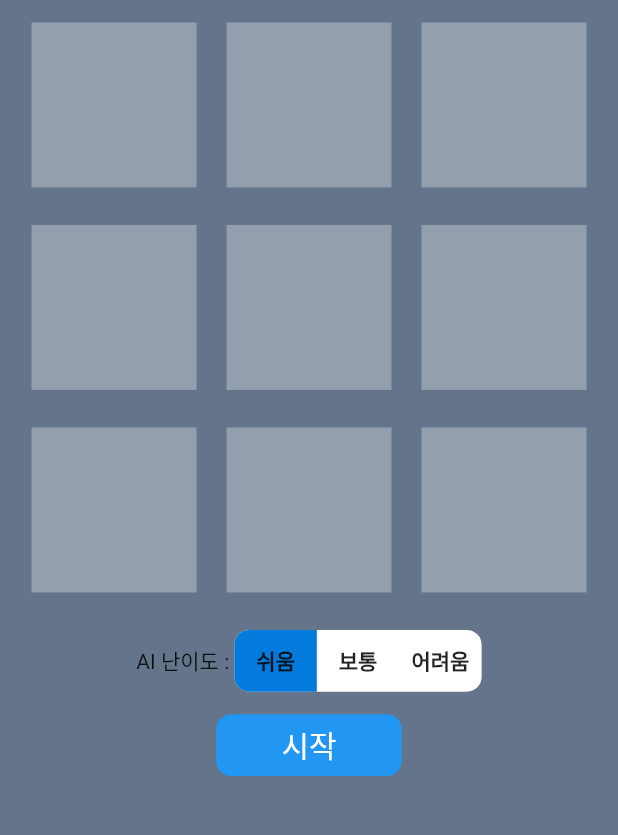
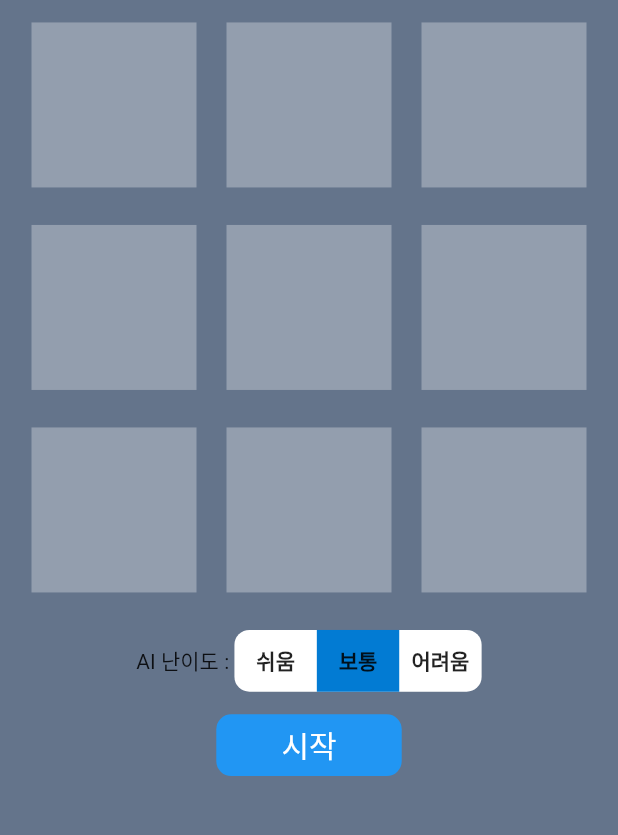
Before and after one commit to seongchangkim/tic-tac-toe-app, a Flutter app: the screen it shows after launch, after a tap on "보통", on a phone screen of 412 x 824 dp, the part 257-1092 px from its top. Run offline on Flutter 3.47's test engine with Material 2 defaults, Android fonts, the phone set to English and light mode, and no system bars.

Commit message:
[앱 기능 구현] AI 쉬움 난이도 기능 구현

```diff
--- a/lib/home.dart
+++ b/lib/home.dart
@@ -1,7 +1,9 @@
-import 'dart:ui';
+import 'dart:math';
+
 import 'package:flutter/material.dart';
 import 'package:flutter/src/widgets/container.dart';
 import 'package:flutter/src/widgets/framework.dart';
+import 'package:tic_tac_toe_app/widget/home/custom_ratio.dart';
 
 class Home extends StatefulWidget {
   const Home({super.key});
@@ -10,8 +12,17 @@ class Home extends StatefulWidget {
   State<Home> createState() => _HomeState();
 }
 
+enum ComputerDiffcult { easy, normal, hard }
+
 class _HomeState extends State<Home> {
-  String computerDiffcult = "쉬움";
+  ComputerDiffcult selectComputerDiffcult = ComputerDiffcult.easy;
+  bool isStart = false;
+  String currentPlayer = 'X';
+  var boxes = [
+    ['', '', ''],
+    ['', '', ''],
+    ['', '', '']
+  ];
 
   @override
   Widget build(BuildContext context) {
@@ -41,8 +52,8 @@ class _HomeState extends State<Home> {
               ),
               ListView.builder(
                   shrinkWrap: true,
-                  itemCount: 3,
-                  itemBuilder: ((context, index) {
+                  itemCount: boxes.length,
+                  itemBuilder: ((BuildContext context, int i) {
                     return Container(
                         height: 130,
                         margin: const EdgeInsets.only(bottom: 5),
@@ -50,15 +61,55 @@ class _HomeState extends State<Home> {
                             child: ListView.builder(
                           shrinkWrap: true,
                           scrollDirection: Axis.horizontal,
-                          itemCount: 3,
-                          itemBuilder: ((BuildContext context, int index) {
-                            return Container(
+                          itemCount: boxes[i].length,
+                          itemBuilder: ((BuildContext context, int j) {
+                            return GestureDetector(
+                              onTap: () => {
+                                if (isStart)
+                                  {
+                                    setState(() {
+                                      boxes[i][j] = currentPlayer;
+
+                                      // X(자신) 승리
+                                      if (checkWin('X')) {
+                                        isStart = false;
+                                        resetEvent();
+                                        // O(AI) 승리
+                                      } else if (checkWin('O')) {
+                                        isStart = false;
+                                        resetEvent();
+                                        // 무승부
+                                      } else if (checkDraw()) {
+                                        isStart = false;
+                                        resetEvent();
+                                      }
+
+                                      if (selectComputerDiffcult ==
+                                          ComputerDiffcult.easy) {
+                                        easyComputerMove();
+                                      } else if (selectComputerDiffcult ==
+                                          ComputerDiffcult.normal) {
+                                        //
+                                      } else if (selectComputerDiffcult ==
+                                          ComputerDiffcult.hard) {
+                                        //
+                                      }
+                                    })
+                                  }
+                              },
+                              child: Container(
                                   height: 110,
                                   width: 110,
-                                decoration:
-                                    const BoxDecoration(color: Colors.white30),
+                                  decoration: const BoxDecoration(
+                                      color: Colors.white30),
                                   margin: const EdgeInsets.all(10),
-                                child: const Text(""));
+                                  child: Center(
+                                    child: Text(boxes[i][j],
+                                        style: const TextStyle(
+                                            fontSize: 54,
+                                            fontWeight: FontWeight.bold)),
+                                  )),
+                            );
                           }),
                         )));
                   })),
@@ -72,96 +123,151 @@ class _HomeState extends State<Home> {
                       width: _width * 0.4,
                       decoration: const BoxDecoration(
                           color: Colors.white,
-                        borderRadius: BorderRadius.all(Radius.circular(10))
-                      ),
-                      // padding: const EdgeInsets.all(10),
+                          borderRadius: BorderRadius.all(Radius.circular(10))),
                       child: Row(
                         children: [
-                          Expanded(
-                            flex: 1,
-                            child: GestureDetector(
-                              onTap: () => {},
-                              child: Container(
-                                decoration: const BoxDecoration(
-                                  color: Color.fromARGB(255, 2, 123, 221),
+                          CustomRatio(
+                            height: _height * 0.05,
+                            text: "쉬움",
+                            func: () =>
+                                setComputerDiffcultState(ComputerDiffcult.easy),
+                            isActive:
+                                selectComputerDiffcult == ComputerDiffcult.easy,
+                            activeDecoration: const BoxDecoration(
+                                color: Color.fromARGB(255, 2, 123, 211),
                                 borderRadius: BorderRadius.only(
                                     topLeft: Radius.circular(10),
-                                    bottomLeft: Radius.circular(10),
+                                    bottomLeft: Radius.circular(10))),
+                          ),
+                          CustomRatio(
+                              height: _height * 0.05,
+                              text: "보통",
+                              func: () => setComputerDiffcultState(
+                                  ComputerDiffcult.normal),
+                              isActive: selectComputerDiffcult ==
+                                  ComputerDiffcult.normal,
+                              activeDecoration: const BoxDecoration(
+                                color: Color.fromARGB(255, 2, 123, 211),
+                              )),
+                          CustomRatio(
+                            height: _height * 0.05,
+                            text: "어려움",
+                            func: () =>
+                                setComputerDiffcultState(ComputerDiffcult.hard),
+                            isActive:
+                                selectComputerDiffcult == ComputerDiffcult.hard,
+                            activeDecoration: const BoxDecoration(
+                                color: Color.fromARGB(255, 2, 123, 211),
+                                borderRadius: BorderRadius.only(
+                                    topRight: Radius.circular(10),
+                                    bottomRight: Radius.circular(10))),
                           )
-                                ),
-                                height: _height * 0.05,
-                                child: const Center(
-                                  child: Text(
-                                    "쉬움",
-                                    style: TextStyle(
-                                      fontSize: 14,
-                                      fontWeight: FontWeight.bold
-                                    )
-                                  )
-                                ),
-                              ),
-                            )
-
-                          ),
-                          Expanded(
-                            flex: 1,
-                            child: GestureDetector(
-                              onTap: () => {},
-                              child: Container(
-                                height: _height * 0.05,
-                                child: const Center(
-                                  child: Text(
-                                    "보통",
-                                    style: TextStyle(
-                                      fontSize: 14,
-                                      fontWeight: FontWeight.bold
-                                    )
-                                  )
-                                ),
-                              ),
-                            )
-
-                          ),
-                          Expanded(
-                            flex: 1,
-                            child: GestureDetector(
-                              onTap: () => {},
-                              child: Container(
-                                height: _height * 0.05,
-                                child: const Center(
-                                  child: Text(
-                                    "어려움",
-                                    style: TextStyle(
-                                      fontSize: 14,
-                                      fontWeight: FontWeight.bold
-                                    )
-                                  )
-                                ),
-                              ),
-                            )
-
-                          ),
                         ],
                       ),
                     )
                   ],
                 ),
               ),
-              Container(
-                  decoration: const BoxDecoration(
-                      color: Colors.blue,
-                      borderRadius: BorderRadius.all(Radius.circular(10.0))),
+              GestureDetector(
+                onTap: () => {
+                  // 게임 시작 중이 아니면
+                  if (!isStart)
+                    {
+                      setState(() => {isStart = true})
+                    }
+                  else
+                    {resetEvent()}
+                },
+                child: Container(
+                    decoration: BoxDecoration(
+                        color: isStart ? Colors.red : Colors.blue,
+                        borderRadius:
+                            const BorderRadius.all(Radius.circular(10.0))),
                     width: _width * 0.3,
                     height: _height * 0.05,
                     margin: const EdgeInsets.symmetric(vertical: 5),
-                  child: const Center(
+                    child: Center(
                       child: Text(
-                      "시작",
-                      style: TextStyle(color: Colors.white, fontSize: 20),
+                        isStart ? "다시 시작" : "시작",
+                        style:
+                            const TextStyle(color: Colors.white, fontSize: 20),
                       ),
-                  ))
+                    )),
+              )
             ]),
       ),
     );
   }
+
+  // AI 난이도 선택 이벤트 메서드
+  void setComputerDiffcultState(ComputerDiffcult diffcult) {
+    setState(() => selectComputerDiffcult = diffcult);
   }
+
+  // 리셋 이벤트 메서드
+  void resetEvent() {
+    setState(() {
+      boxes = [
+        ['', '', ''],
+        ['', '', ''],
+        ['', '', '']
+      ];
+    });
+  }
+
+  // 승리 조건 여부
+  bool checkWin(String player) {
+    for (int i = 0; i < boxes.length; i++) {
+      // 가로 직선
+      if (boxes[i][0] == player &&
+          boxes[i][1] == player &&
+          boxes[i][2] == player) return true;
+
+      // 세로 직선
+      if (boxes[0][i] == player &&
+          boxes[1][i] == player &&
+          boxes[2][i] == player) return true;
+    }
+
+    // 오른쪽 방향 대각선
+    if (boxes[0][0] == player &&
+        boxes[1][1] == player &&
+        boxes[2][2] == player) {
+      return true;
+    }
+
+    // 왼쪽 방향 대각선
+    if (boxes[0][2] == player &&
+        boxes[1][1] == player &&
+        boxes[2][0] == player) {
+      return true;
+    }
+
+    return false;
+  }
+
+  // 무승부 여부 체크
+  bool checkDraw() {
+    return boxes.every((row) => row.every((box) => box != ""));
+  }
+
+  // AI 난이도 쉬움 움직임
+  void easyComputerMove() {
+    bool computerChance = true;
+    int rowIndex = 0;
+    int colIndex = 0;
+    var rng = Random();
+
+    while (computerChance) {
+      rowIndex = rng.nextInt(3);
+      colIndex = rng.nextInt(3);
+
+      if (boxes[rowIndex][colIndex] == '') {
+        setState(() {
+          boxes[rowIndex][colIndex] = 'O';
+          computerChance = false;
+        });
+      }
+    }
+  }
+}
--- /dev/null
+++ b/lib/widget/home/custom_ratio.dart
@@ -0,0 +1,36 @@
+import 'package:flutter/material.dart';
+import 'package:flutter/src/widgets/container.dart';
+import 'package:flutter/src/widgets/framework.dart';
+
+class CustomRatio extends StatelessWidget {
+  final double height;
+  final String text;
+  final void Function() func;
+  final bool isActive;
+  final BoxDecoration activeDecoration;
+
+  const CustomRatio(
+      {super.key,
+      required this.height,
+      required this.text,
+      required this.func,
+      required this.isActive,
+      required this.activeDecoration});
+
+  @override
+  Widget build(BuildContext context) {
+    return Expanded(
+        flex: 1,
+        child: GestureDetector(
+          onTap: func,
+          child: Container(
+            decoration: isActive ? activeDecoration : null,
+            height: height,
+            child: Center(
+                child: Text(text,
+                    style: const TextStyle(
+                        fontSize: 14, fontWeight: FontWeight.bold))),
+          ),
+        ));
+  }
+}
```
Lines whose indentation alone changed are shown as unchanged.
